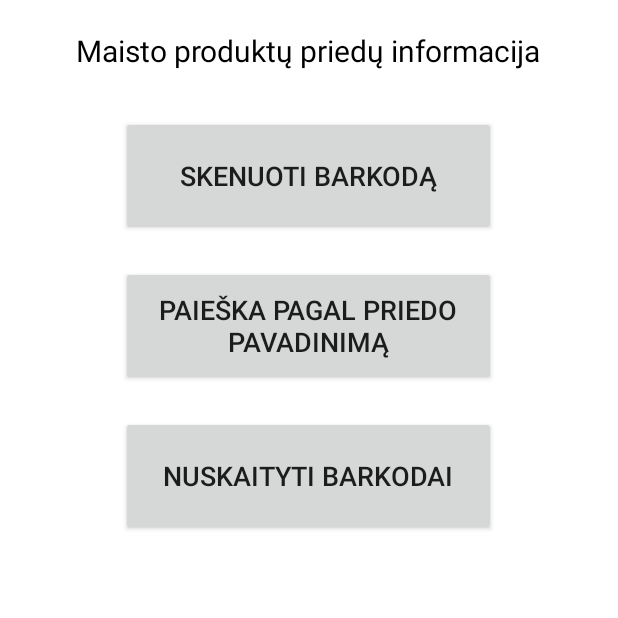
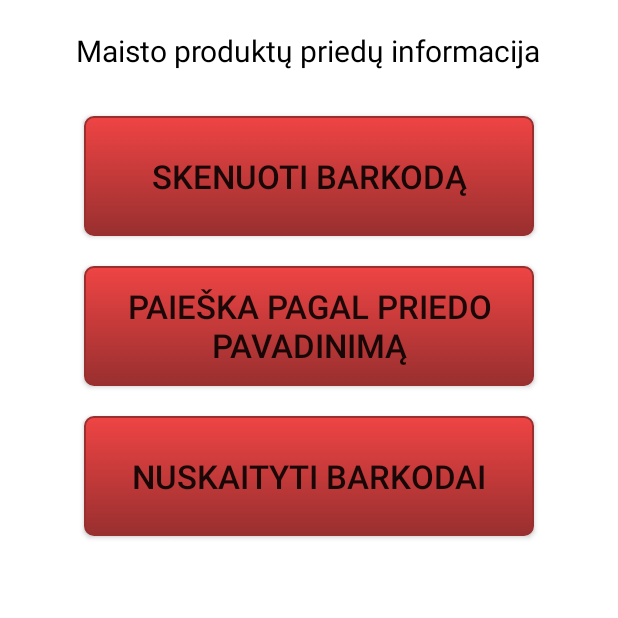
Before and after one commit to deiauk/IT_Engineering, an Android app: the screen it shows after launch (MainActivity), on a phone screen of 412 x 824 dp, the top half of it. Run offline under Robolectric (Android 15) with nearby library versions, the phone set to English and light mode, and no system bars; libraries missing offline, so code that uses them is left out: com.google.zxing.integration; 4 statements that could not run were skipped.

```diff
--- /dev/null
+++ b/app/src/main/res/drawable/red_button.xml
@@ -0,0 +1,37 @@
+<?xml version="1.0" encoding="utf-8" ?>
+<selector xmlns:android="http://schemas.android.com/apk/res/android">
+    <item android:state_pressed="true" >
+        <shape>
+            <solid
+                android:color="#ef4444" />
+            <stroke
+                android:width="1dp"
+                android:color="#992f2f" />
+            <corners
+                android:radius="6dp" />
+            <padding
+                android:left="10dp"
+                android:top="10dp"
+                android:right="10dp"
+                android:bottom="10dp" />
+        </shape>
+    </item>
+    <item>
+        <shape>
+            <gradient
+                android:startColor="#ef4444"
+                android:endColor="#992f2f"
+                android:angle="270" />
+            <stroke
+                android:width="1dp"
+                android:color="#992f2f" />
+            <corners
+                android:radius="6dp" />
+            <padding
+                android:left="10dp"
+                android:top="10dp"
+                android:right="10dp"
+                android:bottom="10dp" />
+        </shape>
+    </item>
+</selector>
--- a/app/src/main/res/layout/activity_main.xml
+++ b/app/src/main/res/layout/activity_main.xml
@@ -20,36 +20,39 @@
         android:textSize="20dp" />
 
     <Button
-        android:layout_width="250dp"
+        android:background="@drawable/red_button"
+        android:layout_width="300dp"
         android:layout_height="80dp"
         android:layout_gravity="center"
         android:layout_margin="10dp"
         android:gravity="center"
         android:onClick="scanCode"
         android:text="Skenuoti barkodą"
-        android:textSize="18dp" >
+        android:textSize="22dp">
     </Button>
 
     <Button
-        android:layout_width="250dp"
+        android:background="@drawable/red_button"
+        android:layout_width="300dp"
         android:layout_height="80dp"
         android:layout_gravity="center"
         android:layout_margin="10dp"
         android:gravity="center"
         android:onClick="searchInDatabase"
         android:text="Paieška pagal priedo pavadinimą"
-        android:textSize="18dp" >
+        android:textSize="22dp" >
     </Button>
 
     <Button
-        android:layout_width="250dp"
+        android:background="@drawable/red_button"
+        android:layout_width="300dp"
         android:layout_height="80dp"
         android:layout_gravity="center"
         android:layout_margin="10dp"
         android:gravity="center"
         android:onClick="goToDatabase"
         android:text="Nuskaityti barkodai"
-        android:textSize="18dp" >
+        android:textSize="22dp" >
     </Button>
 
 </LinearLayout>
```
Also changed, not shown: app/src/main/java/barcode2/android/com/barcode/Constants.java (+7 -11 lines), app/src/main/java/barcode2/android/com/barcode/FoodAditiveInfoActivity.java (+19 -17 lines), app/src/main/java/barcode2/android/com/barcode/ProductActivity.java (+4 -11 lines), app/src/main/java/barcode2/android/com/barcode/ProductInformation.java (deleted, +0 -35 lines), app/src/main/java/database/InnerDatabase.java (+31 -31 lines), 1 other file.
